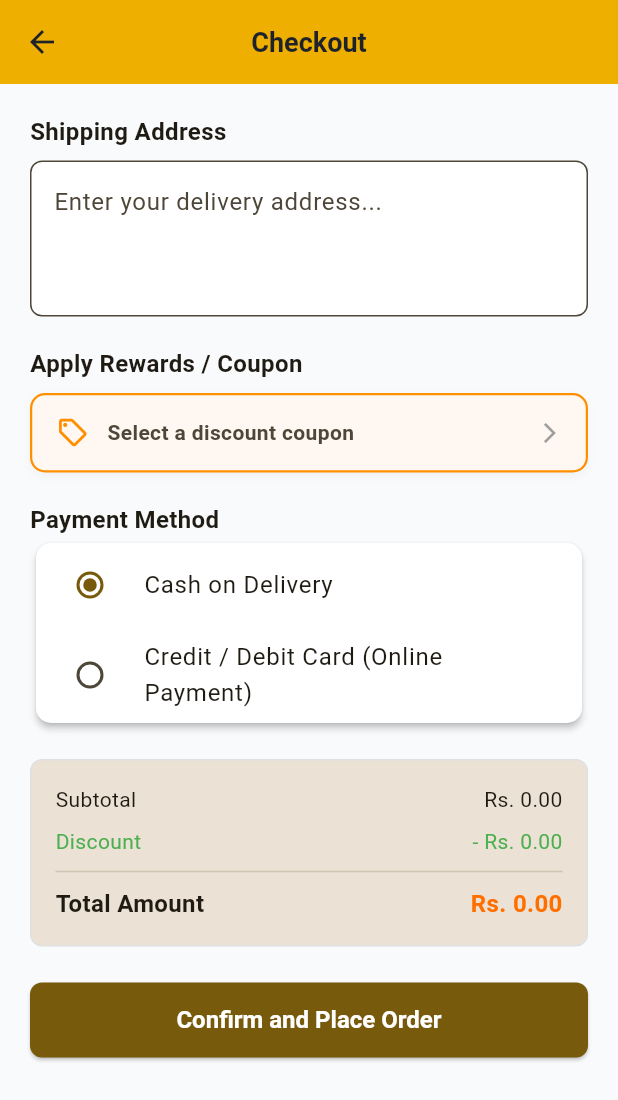
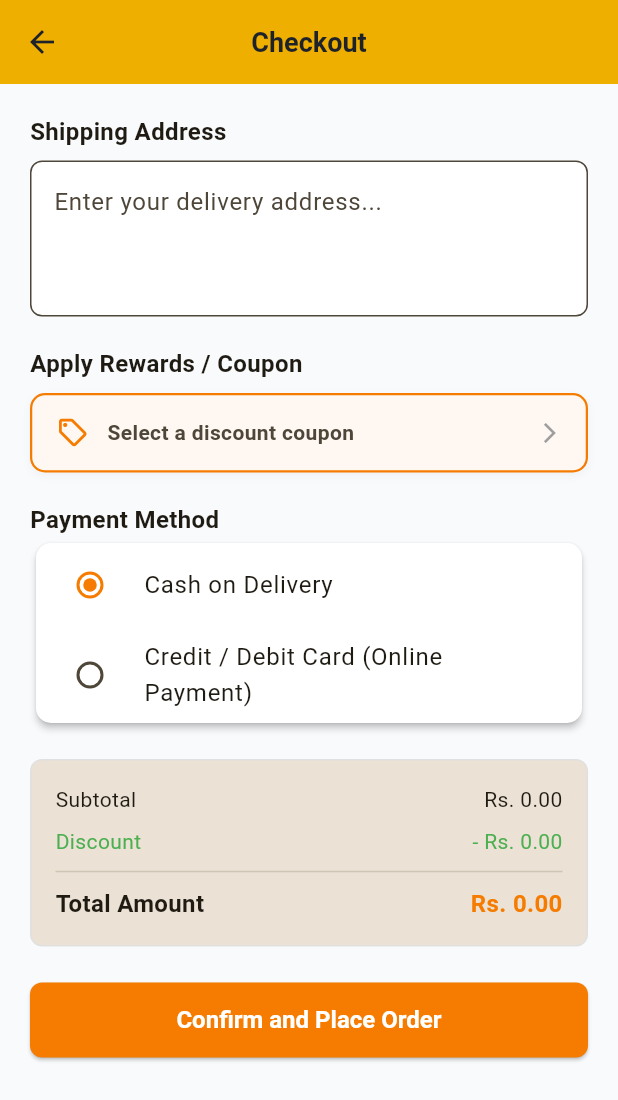
Before and after one commit to MANOX2004/MSB-Store, a Flutter app: the CheckoutScreen screen opened directly with empty values, on a phone screen of 412 x 824 dp. Shown: the top 1100 px of the screen. Run offline on Flutter 3.47's test engine with Material 3 defaults, Android fonts, the phone set to English and light mode, and no system bars; our stand-ins replace cloud_firestore, firebase_auth, firebase_core, image_picker, lottie; accounts and stored records are empty.

Commit message:
fix some colours and buttons

```diff
--- a/lib/screens/checkout_screen.dart
+++ b/lib/screens/checkout_screen.dart
@@ -55,6 +55,7 @@ class _CheckoutScreenState extends State<CheckoutScreen> {
 
   void _showCouponSelector(BuildContext context, User currentUser) {
     final colorScheme = Theme.of(context).colorScheme;
+    final orangeAccent = Colors.orange.shade700;
     showModalBottomSheet(
       context: context,
       shape: RoundedRectangleBorder(
@@ -111,7 +112,7 @@ class _CheckoutScreenState extends State<CheckoutScreen> {
                           child: ListTile(
                             leading: Icon(
                               Icons.local_offer,
-                              color: Colors.amber[800],
+                              color: orangeAccent,
                             ),
                             title: Text(
                               title,
@@ -126,7 +127,7 @@ class _CheckoutScreenState extends State<CheckoutScreen> {
                             ),
                             trailing: ElevatedButton(
                               style: ElevatedButton.styleFrom(
-                                backgroundColor: colorScheme.primary,
+                                backgroundColor: orangeAccent,
                                 foregroundColor: colorScheme.onPrimary,
                                 padding: EdgeInsets.symmetric(
                                   horizontal: 16,
@@ -163,6 +164,7 @@ class _CheckoutScreenState extends State<CheckoutScreen> {
     double finalTotal = widget.subtotal - discountAmount;
     if (finalTotal < 0) finalTotal = 0;
     final colorScheme = Theme.of(context).colorScheme;
+    final orangeAccent = Colors.orange.shade700;
 
     return Scaffold(
       appBar: AppBar(title: const Text('Checkout')),
@@ -214,7 +216,7 @@ class _CheckoutScreenState extends State<CheckoutScreen> {
                 padding: EdgeInsets.symmetric(horizontal: 16, vertical: 14),
                 decoration: BoxDecoration(
                   color: Theme.of(context).colorScheme.surface,
-                  border: Border.all(color: Colors.amber.shade800, width: 1.5),
+                  border: Border.all(color: orangeAccent, width: 1.5),
                   borderRadius: BorderRadius.circular(10),
                   boxShadow: [
                     BoxShadow(
@@ -231,7 +233,7 @@ class _CheckoutScreenState extends State<CheckoutScreen> {
                       children: [
                         Icon(
                           Icons.local_offer_outlined,
-                          color: Colors.amber[800],
+                          color: orangeAccent,
                           size: 22,
                         ),
                         SizedBox(width: 12),
@@ -293,12 +295,14 @@ class _CheckoutScreenState extends State<CheckoutScreen> {
                     title: Text('Cash on Delivery'),
                     value: 'Cash on Delivery',
                     groupValue: paymentMethod,
+                    activeColor: orangeAccent,
                     onChanged: (val) => setState(() => paymentMethod = val!),
                   ),
                   RadioListTile<String>(
                     title: Text('Credit / Debit Card (Online Payment)'),
                     value: 'Card',
                     groupValue: paymentMethod,
+                    activeColor: orangeAccent,
                     onChanged: (val) => setState(() => paymentMethod = val!),
                   ),
                 ],
@@ -435,7 +439,7 @@ class _CheckoutScreenState extends State<CheckoutScreen> {
                         style: TextStyle(
                           fontWeight: FontWeight.bold,
                           fontSize: 16,
-                          color: Colors.amber[900],
+                          color: orangeAccent,
                         ),
                       ),
                     ],
@@ -450,7 +454,7 @@ class _CheckoutScreenState extends State<CheckoutScreen> {
               height: 50,
               child: ElevatedButton(
                 style: ElevatedButton.styleFrom(
-                  backgroundColor: colorScheme.primary,
+                  backgroundColor: orangeAccent,
                   foregroundColor: colorScheme.onPrimary,
                   shape: RoundedRectangleBorder(
                     borderRadius: BorderRadius.circular(8),
```
Also changed, not shown: lib/screens/cart_screen.dart (+4 -3 lines).
